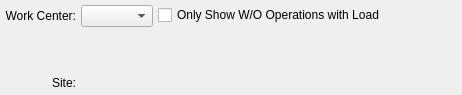
tomdatkins/xtuple, file source/manufacturing/foundation-database/xtmfg/tables/pkguiform/dspWoOperationsByWorkCenter.ui: the form before one commit.
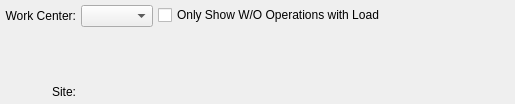
The form after the commit. Custom widgets are drawn as their Qt base class.

```diff
--- a/source/manufacturing/foundation-database/xtmfg/tables/pkguiform/dspWoOperationsByWorkCenter.ui
+++ b/source/manufacturing/foundation-database/xtmfg/tables/pkguiform/dspWoOperationsByWorkCenter.ui
@@ -16,8 +16,8 @@
    <rect>
     <x>0</x>
     <y>0</y>
-    <width>462</width>
-    <height>95</height>
+    <width>515</width>
+    <height>104</height>
    </rect>
   </property>
   <property name="windowTitle">
```
Left out of the diff: 3 changed lines with no effect on the pictures.
